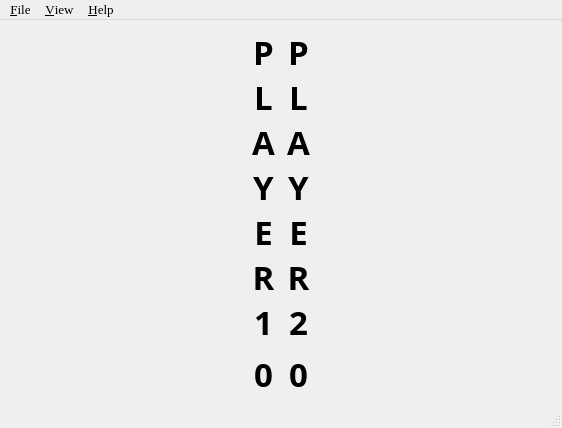
Before: the Qt Designer form ui.d/maxit.ui in nurfalie/maxit, drawn with Qt 5.
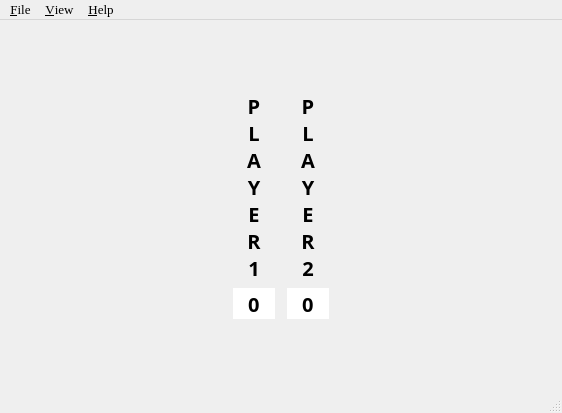
After: the same form once the commit is applied.

Commit message: Additional user interface improvements.

Patch:
```diff
--- a/ui.d/maxit.ui
+++ b/ui.d/maxit.ui
@@ -70,7 +70,7 @@
             <property name="font" >
              <font>
               <family>Courier 10 Pitch</family>
-              <pointsize>25</pointsize>
+              <pointsize>15</pointsize>
               <weight>75</weight>
               <bold>true</bold>
              </font>
@@ -90,21 +90,30 @@
            </widget>
           </item>
           <item>
-           <widget class="QLabel" name="playerscore" >
+           <widget class="QSpinBox" name="playerscore" >
             <property name="font" >
              <font>
               <family>Courier 10 Pitch</family>
-              <pointsize>25</pointsize>
+              <pointsize>15</pointsize>
               <weight>75</weight>
               <bold>true</bold>
              </font>
             </property>
-            <property name="text" >
-             <string>0</string>
+            <property name="frame" >
+             <bool>false</bool>
             </property>
             <property name="alignment" >
              <set>Qt::AlignCenter</set>
             </property>
+            <property name="readOnly" >
+             <bool>true</bool>
+            </property>
+            <property name="buttonSymbols" >
+             <enum>QAbstractSpinBox::NoButtons</enum>
+            </property>
+            <property name="maximum" >
+             <number>999</number>
+            </property>
            </widget>
           </item>
           <item>
@@ -152,7 +161,7 @@
             <property name="font" >
              <font>
               <family>Courier 10 Pitch</family>
-              <pointsize>25</pointsize>
+              <pointsize>15</pointsize>
               <weight>75</weight>
               <bold>true</bold>
              </font>
@@ -172,21 +181,30 @@
            </widget>
           </item>
           <item>
-           <widget class="QLabel" name="opponentscore" >
+           <widget class="QSpinBox" name="opponentscore" >
             <property name="font" >
              <font>
               <family>Courier 10 Pitch</family>
-              <pointsize>25</pointsize>
+              <pointsize>15</pointsize>
               <weight>75</weight>
               <bold>true</bold>
              </font>
             </property>
-            <property name="text" >
-             <string>0</string>
+            <property name="frame" >
+             <bool>false</bool>
             </property>
             <property name="alignment" >
              <set>Qt::AlignCenter</set>
             </property>
+            <property name="readOnly" >
+             <bool>true</bool>
+            </property>
+            <property name="buttonSymbols" >
+             <enum>QAbstractSpinBox::NoButtons</enum>
+            </property>
+            <property name="maximum" >
+             <number>999</number>
+            </property>
            </widget>
           </item>
           <item>
```
Left out of the diff: 4 changed lines with no effect on the pictures. The commit also changes 4 other files.
